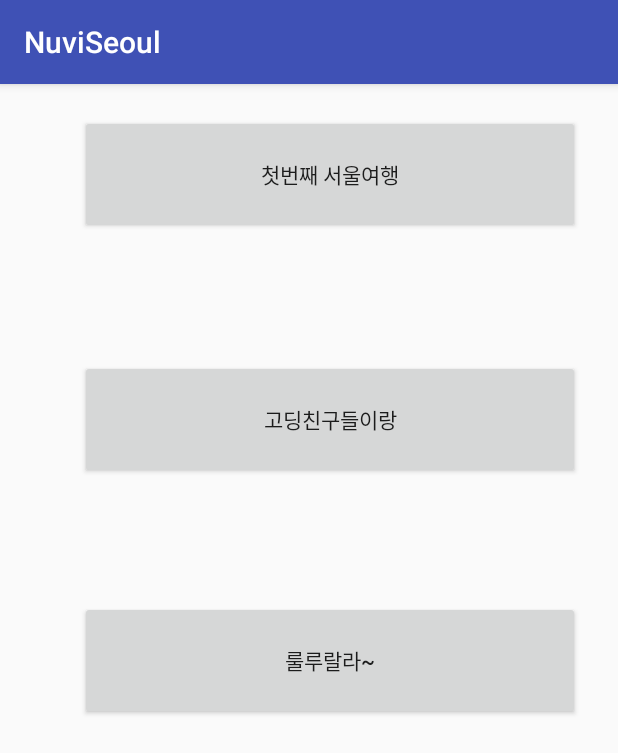
After one commit to 20170301/NuviSeoul, an Android app: the PhotoActivity screen opened directly, with no data from a screen before it, on a phone screen of 412 x 824 dp. The commit adds this screen. Shown: the top 753 px of the screen. Run offline under Robolectric (Android 15) with nearby library versions, the phone set to English and light mode, and no system bars; network calls fail.

Commit message:
갤러리 연습

```diff
--- a/NuviSeoul/app/build.gradle
+++ b/NuviSeoul/app/build.gradle
@@ -23,4 +23,5 @@ dependencies {
     compile project(':CommonLib')
     compile 'com.google.android.gms:play-services-maps:11.0.1'
     compile 'com.android.support:appcompat-v7:25.3.1'
+    compile 'com.android.support.constraint:constraint-layout:1.0.2'
 }
--- a/NuviSeoul/app/src/main/AndroidManifest.xml
+++ b/NuviSeoul/app/src/main/AndroidManifest.xml
@@ -11,12 +11,15 @@
     -->
     <uses-permission android:name="android.permission.ACCESS_FINE_LOCATION" />
 
+    <user-feature android:name="android.hardware.camera2"/>
+
     <application
         android:allowBackup="true"
         android:icon="@mipmap/ic_launcher"
         android:label="@string/app_name"
         android:supportsRtl="true"
         android:theme="@style/AppTheme">
+
         <!--
              The API key for Google Maps-based APIs is defined as a string resource.
              (See the file "res/values/google_maps_api.xml").
@@ -42,6 +45,7 @@
                 <category android:name="android.intent.category.LAUNCHER" />
             </intent-filter>
         </activity>
+        <activity android:name=".ui.activity.PhotoActivity"></activity>
     </application>
 
 </manifest>
--- /dev/null
+++ b/NuviSeoul/app/src/main/java/com/gangnam4bungate/nuviseoul/ui/activity/PhotoActivity.java
@@ -0,0 +1,17 @@
+package com.gangnam4bungate.nuviseoul.ui.activity;
+
+import android.support.v7.app.AppCompatActivity;
+import android.os.Bundle;
+
+import com.gangnam4bungate.nuviseoul.R;
+
+public class PhotoActivity extends AppCompatActivity {
+
+    @Override
+    protected void onCreate(Bundle savedInstanceState) {
+        super.onCreate(savedInstanceState);
+        setContentView(R.layout.activity_photo);
+    }
+
+
+}
--- a/NuviSeoul/app/src/main/java/com/gangnam4bungate/nuviseoul/ui/activity/PhotoViewActivity.java
+++ b/NuviSeoul/app/src/main/java/com/gangnam4bungate/nuviseoul/ui/activity/PhotoViewActivity.java
@@ -7,4 +7,9 @@ import com.gangnam4bungate.nuviseoul.ui.common.CommonActivity;
  */
 
 public class PhotoViewActivity extends CommonActivity {
+
+
+
+
+
 }
--- /dev/null
+++ b/NuviSeoul/app/src/main/res/layout/activity_photo.xml
@@ -0,0 +1,57 @@
+<?xml version="1.0" encoding="utf-8"?>
+<android.support.constraint.ConstraintLayout xmlns:android="http://schemas.android.com/apk/res/android"
+    xmlns:app="http://schemas.android.com/apk/res-auto"
+    xmlns:tools="http://schemas.android.com/tools"
+    android:layout_width="match_parent"
+    android:layout_height="match_parent"
+    tools:context="com.gangnam4bungate.nuviseoul.ui.activity.PhotoActivity">
+
+    <Button
+        android:id="@+id/button2"
+        android:layout_width="333dp"
+        android:layout_height="79dp"
+        android:layout_marginBottom="8dp"
+        android:layout_marginLeft="8dp"
+        android:layout_marginRight="25dp"
+        android:layout_marginTop="8dp"
+        android:text="룰루랄라~"
+        app:layout_constraintBottom_toBottomOf="parent"
+        app:layout_constraintHorizontal_bias="1.0"
+        app:layout_constraintLeft_toLeftOf="parent"
+        app:layout_constraintRight_toRightOf="parent"
+        app:layout_constraintTop_toTopOf="parent" />
+
+    <Button
+        android:id="@+id/button7"
+        android:layout_width="333dp"
+        android:layout_height="79dp"
+        android:layout_marginBottom="8dp"
+        android:layout_marginLeft="8dp"
+        android:layout_marginRight="25dp"
+        android:layout_marginTop="8dp"
+        android:text="고딩친구들이랑"
+        app:layout_constraintBottom_toBottomOf="parent"
+        app:layout_constraintHorizontal_bias="1.0"
+        app:layout_constraintLeft_toLeftOf="parent"
+        app:layout_constraintRight_toRightOf="parent"
+        app:layout_constraintTop_toTopOf="parent"
+        app:layout_constraintVertical_bias="0.262" />
+
+    <Button
+        android:id="@+id/button6"
+        android:layout_width="333dp"
+        android:layout_height="79dp"
+        android:layout_marginBottom="8dp"
+        android:layout_marginLeft="8dp"
+        android:layout_marginRight="25dp"
+        android:layout_marginTop="8dp"
+        android:onClick="button1"
+        android:text="첫번째 서울여행"
+        app:layout_constraintBottom_toBottomOf="parent"
+        app:layout_constraintHorizontal_bias="1.0"
+        app:layout_constraintLeft_toLeftOf="parent"
+        app:layout_constraintRight_toRightOf="parent"
+        app:layout_constraintTop_toTopOf="parent"
+        app:layout_constraintVertical_bias="0.019" />
+
+</android.support.constraint.ConstraintLayout>
--- /dev/null
+++ b/NuviSeoul/app/src/main/res/values/dimens.xml
@@ -0,0 +1,3 @@
+<resources>
+    <dimen name="fab_margin">16dp</dimen>
+</resources>
--- a/NuviSeoul/app/src/main/res/values/strings.xml
+++ b/NuviSeoul/app/src/main/res/values/strings.xml
@@ -1,4 +1,5 @@
 <resources>
     <string name="app_name">NuviSeoul</string>
     <string name="title_activity_main">NuviSeoul</string>
+    <string name="title_activity_photo">photo</string>
 </resources>
```
Also changed, not shown: NuviSeoul/app/src/main/res/layout/photo_view_activity.xml (added, +15 -0 lines), NuviSeoul/app/src/main/res/values/styles.xml (+9 -0 lines), NuviSeoul/app/gradle/wrapper/gradle-wrapper.properties (added), 4 other files.
